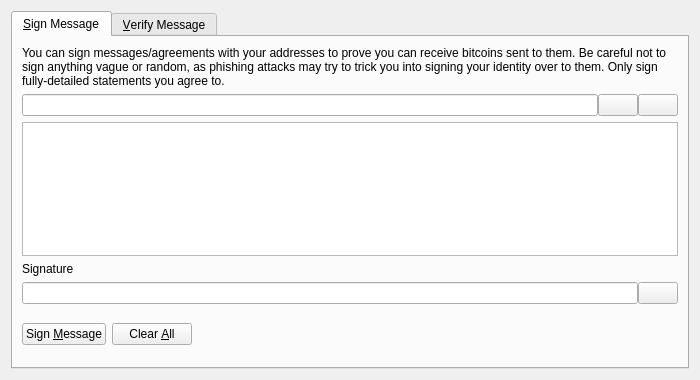
Old version of the form src/qt/forms/signverifymessagedialog.ui in the repository mraksoll4/litecoinfinance2.
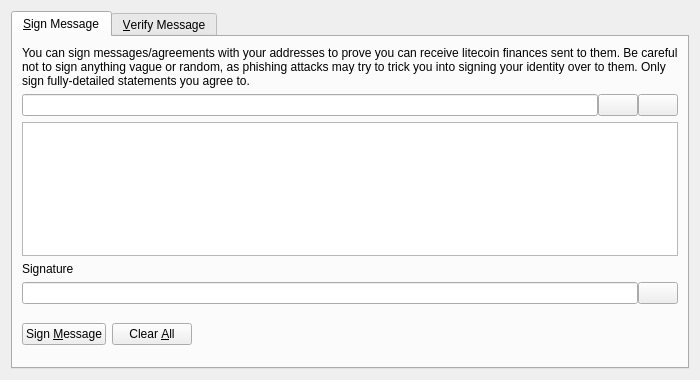
New version of the form. Icons and pictures are not drawn. Custom widgets are drawn as their Qt base class.

Commit message:
Rename from bitcoins to litecoin finances.
Rename from bitcoins to litecoin finances.

```diff
--- a/src/qt/forms/signverifymessagedialog.ui
+++ b/src/qt/forms/signverifymessagedialog.ui
@@ -30,7 +30,7 @@
        <item>
         <widget class="QLabel" name="infoLabel_SM">
          <property name="text">
-          <string>You can sign messages/agreements with your addresses to prove you can receive bitcoins sent to them. Be careful not to sign anything vague or random, as phishing attacks may try to trick you into signing your identity over to them. Only sign fully-detailed statements you agree to.</string>
+          <string>You can sign messages/agreements with your addresses to prove you can receive litecoin finances sent to them. Be careful not to sign anything vague or random, as phishing attacks may try to trick you into signing your identity over to them. Only sign fully-detailed statements you agree to.</string>
          </property>
          <property name="textFormat">
           <enum>Qt::PlainText</enum>
```
The commit also changes 72 other files.
